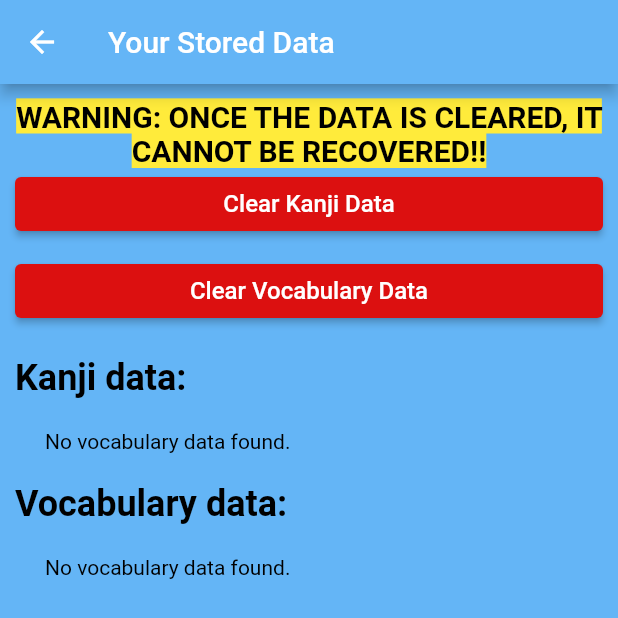
After one commit to sumukha-7/ND_app, a Flutter app: the UploadDataScreen screen opened directly, after a tap on "View Stored Data", on a phone screen of 412 x 824 dp. The commit adds this screen. Shown: the top 618 px of the screen. Run offline on Flutter 3.47's test engine with Material 2 defaults, Android fonts, the light colour scheme and no system bars; our stand-ins replace get, sqflite; accounts and stored records are empty.

Commit message:
added page to view user uploaded data

```diff
--- a/lib/data/db_helper.dart
+++ b/lib/data/db_helper.dart
@@ -13,8 +13,20 @@ class DatabaseHelper {
     return _database!;
   }
 
+  Future<List<Map<String, dynamic>>> getData(String table) async {
+    var dbClient = await database;
+    var result = await dbClient.query(table);
+    return result;
+  }
+
+  Future<void> clearTable(String table) async {
+    var dbClient = await database;
+    await dbClient.delete(table);
+  }
+
   initDB() async {
     var directory = await getApplicationDocumentsDirectory();
+    print(directory.path);
     var path = join(directory.path, 'test.db');
     var database = await openDatabase(path, version: 1, onCreate: _onCreate);
     return database;
@@ -23,10 +35,16 @@ class DatabaseHelper {
   _onCreate(Database db, int version) async {
     await db.execute('CREATE TABLE kanji (key TEXT, value TEXT)');
     await db.execute('CREATE TABLE vocabulary (key TEXT, value TEXT)');
+
+    print("Tables created");
   }
 
   insertData(String table, String key, String value) async {
     var dbClient = await database;
-    await dbClient.insert(table, {'key': key, 'value': value});
+    try {
+      await dbClient.insert(table, {'key': key, 'value': value});
+    } catch (e) {
+      print('Error inserting data: $e');
+    }
   }
 }
--- a/lib/main.dart
+++ b/lib/main.dart
@@ -1,10 +1,11 @@
 import 'package:flutter/material.dart';
 import 'package:get/get.dart';
+
+import 'package:nihongo_dekita/QuestionController.dart';
 import 'package:nihongo_dekita/welcome_screen.dart';
-import 'package:nihongo_dekita/QuestionController.dart';
 
 void main() {
-  runApp(const MyApp());
+  runApp(MyApp());
   Get.put(QuestionController());
 }
 
--- a/lib/upload_data.dart
+++ b/lib/upload_data.dart
@@ -1,7 +1,9 @@
 // ignore_for_file: library_private_types_in_public_api, use_build_context_synchronously
 
 import 'package:flutter/material.dart';
+import 'package:get/get.dart';
 import 'package:nihongo_dekita/data/db_helper.dart';
+import 'package:nihongo_dekita/view_data.dart';
 
 class UploadDataScreen extends StatefulWidget {
   const UploadDataScreen({Key? key}) : super(key: key);
@@ -93,7 +95,17 @@ class _UploadDataScreenState extends State<UploadDataScreen> {
                 child: const Text(
                   "Upload to database",
                   style: TextStyle(fontSize: 16),
-                ))
+                )),
+            const SizedBox(height: 20),
+            ElevatedButton(
+              onPressed: () {
+                Get.to(() => ViewDataScreen());
+              },
+              child: const Text(
+                "View Stored Data",
+                style: TextStyle(fontSize: 16),
+              ),
+            )
           ],
         ),
       ),
--- /dev/null
+++ b/lib/view_data.dart
@@ -0,0 +1,161 @@
+// ignore_for_file: use_build_context_synchronously
+
+import 'package:flutter/material.dart';
+import 'package:nihongo_dekita/data/db_helper.dart';
+
+class ViewDataScreen extends StatefulWidget {
+  @override
+  _ViewDataScreenState createState() => _ViewDataScreenState();
+}
+
+class _ViewDataScreenState extends State<ViewDataScreen> {
+  late Future<List<Map<String, dynamic>>> kanjiData;
+  late Future<List<Map<String, dynamic>>> vocabData;
+
+  @override
+  void initState() {
+    super.initState();
+    _refreshData();
+  }
+
+  _refreshData() {
+    setState(() {
+      kanjiData = DatabaseHelper.db.getData('kanji');
+      vocabData = DatabaseHelper.db.getData('vocabulary');
+    });
+  }
+
+  @override
+  Widget build(BuildContext context) {
+    return Scaffold(
+      backgroundColor: Colors.blue[300],
+      appBar: AppBar(
+        title: const Text("Your Stored Data"),
+        backgroundColor: Colors.blue[300],
+      ),
+      body: Padding(
+        padding: const EdgeInsets.all(10.0),
+        child: ListView(
+          children: [
+            const Text(
+              "WARNING: ONCE THE DATA IS CLEARED, IT CANNOT BE RECOVERED!!",
+              textAlign: TextAlign.center,
+              style: TextStyle(
+                  color: Colors.black,
+                  fontWeight: FontWeight.bold,
+                  fontSize: 20,
+                  backgroundColor: Colors.yellow),
+            ),
+            ElevatedButton(
+              style: ButtonStyle(
+                  backgroundColor: MaterialStateProperty.all<Color>(
+                      Color.fromARGB(255, 220, 16, 16))),
+              onPressed: () async {
+                await DatabaseHelper.db.clearTable('kanji');
+                _refreshData();
+                ScaffoldMessenger.of(context).showSnackBar(
+                  const SnackBar(
+                      content: Text('Kanji data cleared successfully!')),
+                );
+              },
+              child: const Text(
+                "Clear Kanji Data",
+                style: TextStyle(fontSize: 16),
+              ),
+            ),
+            const SizedBox(height: 10),
+            ElevatedButton(
+              style: ButtonStyle(
+                  backgroundColor: MaterialStateProperty.all<Color>(
+                      Color.fromARGB(255, 220, 16, 16))),
+              onPressed: () async {
+                await DatabaseHelper.db.clearTable('vocabulary');
+                _refreshData();
+                ScaffoldMessenger.of(context).showSnackBar(
+                  const SnackBar(
+                      content: Text('Vocabulary data cleared successfully!')),
+                );
+              },
+              child: const Text(
+                "Clear Vocabulary Data",
+                style: TextStyle(fontSize: 16),
+              ),
+            ),
+            const SizedBox(height: 20),
+            const Text(
+              "Kanji data:",
+              style: TextStyle(
+                  fontWeight: FontWeight.bold,
+                  fontSize: 24,
+                  color: Colors.black),
+            ),
+            Padding(
+              padding: const EdgeInsets.all(20),
+              child: FutureBuilder<List<Map<String, dynamic>>>(
+                future: kanjiData,
+                builder: (context, snapshot) {
+                  if (snapshot.connectionState == ConnectionState.done) {
+                    if (snapshot.hasData && snapshot.data!.isNotEmpty) {
+                      return Column(
+                        children: snapshot.data!
+                            .map((e) => ListTile(
+                                  title: Text("${e['key']} : ${e['value']}",
+                                      style:
+                                          const TextStyle(color: Colors.black)),
+                                ))
+                            .toList(),
+                      );
+                    } else {
+                      return const Text(
+                        "No vocabulary data found.",
+                        style: TextStyle(color: Colors.black),
+                      );
+                    }
+                  } else {
+                    return const CircularProgressIndicator();
+                  }
+                },
+              ),
+            ),
+            const Text(
+              "Vocabulary data:",
+              style: TextStyle(
+                  fontWeight: FontWeight.bold,
+                  fontSize: 24,
+                  color: Colors.black),
+            ),
+            Padding(
+              padding: const EdgeInsets.all(20),
+              child: FutureBuilder<List<Map<String, dynamic>>>(
+                future: vocabData,
+                builder: (context, snapshot) {
+                  if (snapshot.connectionState == ConnectionState.done) {
+                    if (snapshot.hasData && snapshot.data!.isNotEmpty) {
+                      return Column(
+                        children: snapshot.data!
+                            .map((e) => ListTile(
+                                  title: Text(
+                                    "${e['key']} : ${e['value']}",
+                                    style: const TextStyle(color: Colors.black),
+                                  ),
+                                ))
+                            .toList(),
+                      );
+                    } else {
+                      return const Text(
+                        "No vocabulary data found.",
+                        style: TextStyle(color: Colors.black),
+                      );
+                    }
+                  } else {
+                    return const CircularProgressIndicator();
+                  }
+                },
+              ),
+            ),
+          ],
+        ),
+      ),
+    );
+  }
+}
--- a/pubspec.yaml
+++ b/pubspec.yaml
@@ -61,7 +61,8 @@ flutter:
   uses-material-design: true
 
   # To add assets to your application, add an assets section, like this:
-  # assets:
+  assets:
+    - lib/data/test.db
   #   - images/a_dot_burr.jpeg
   #   - images/a_dot_ham.jpeg
 
```
Also changed, not shown: 1 other file.
